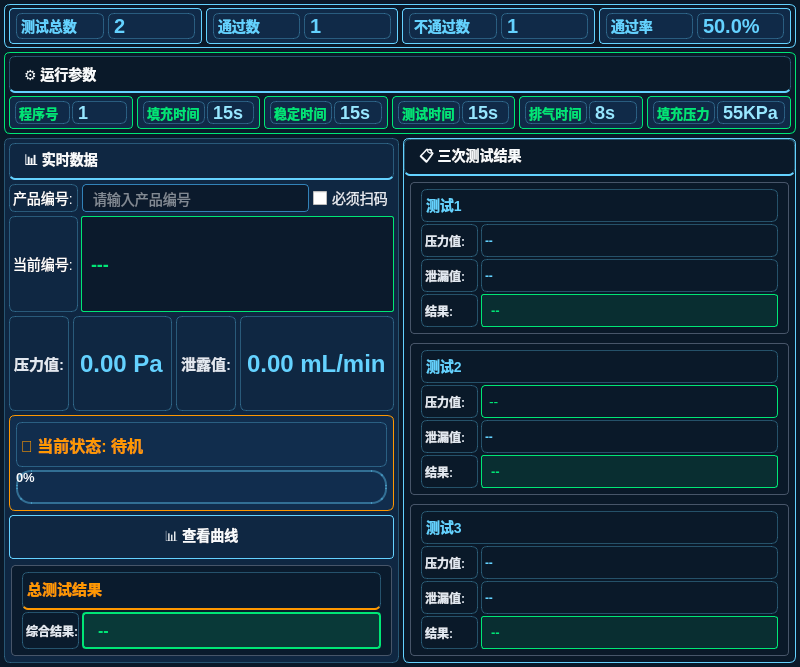
First picture: the form in multiProductAirTightness/realtimemonitor.ui, repository wangsuying123/multproductAir, before the edit.
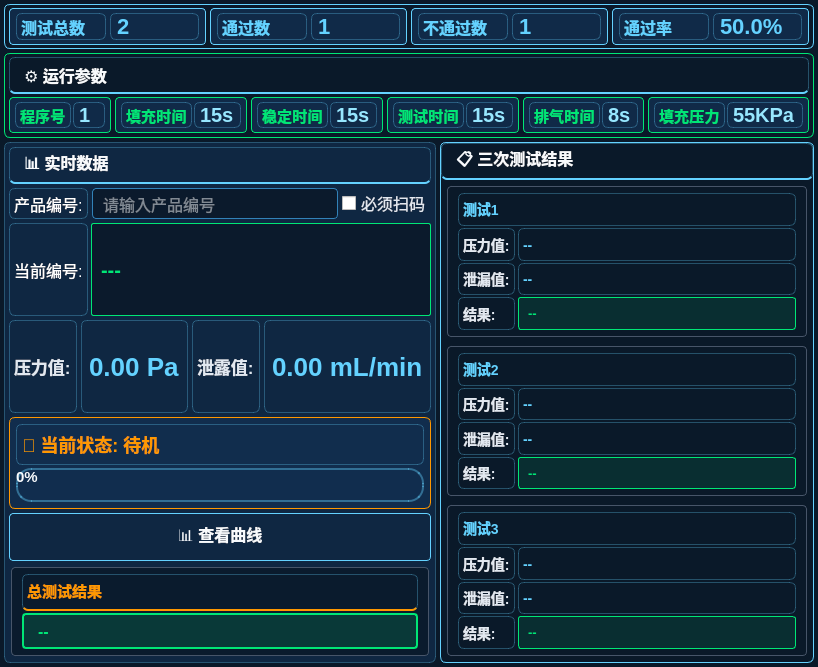
Second picture: the form after the edit.

What changed in the file:
```diff
--- a/multiProductAirTightness/realtimemonitor.ui
+++ b/multiProductAirTightness/realtimemonitor.ui
@@ -6,7 +6,7 @@
    <rect>
     <x>0</x>
     <y>0</y>
-    <width>800</width>
+    <width>818</width>
     <height>667</height>
    </rect>
   </property>
@@ -15,14 +15,14 @@
   </property>
   <property name="styleSheet">
    <string notr="true">QWidget#RealTimeMonitor {
-    background-color: #0a1929;
-    font-family: 'Segoe UI', 'Microsoft YaHei UI', 'Consolas', monospace;
-    font-size: 14px;
-    color: #e2e8f0;
+   background-color: #0a1929;
+   font-family: 'Segoe UI', 'Microsoft YaHei UI', 'Consolas', monospace;
+   font-size: 16px;
+   color: #e2e8f0;
 }
 
 QScrollArea {
-    background-color: transparent;
+   background-color: transparent;
 }
 
 QWidget#scrollAreaWidgetContents {
@@ -41,7 +41,7 @@
 }
 
 QLabel#systemTitle {
-    font-size: 24px;
+    font-size: 26px;
     font-weight: 700;
     letter-spacing: 1px;
     color: #64d2ff !important;
@@ -53,7 +53,7 @@
     background-color: #112d4e !important;
     border-radius: 4px !important;
     padding: 4px 10px !important;
-    font-size: 13px !important;
+    font-size: 15px !important;
     color: #f8fafc !important;
     font-weight: 600 !important;
     box-shadow: inset 0 0 6px rgba(100, 210, 255, 0.2), 0 2px 4px rgba(0, 0, 0, 0.3) !important;
@@ -90,7 +90,7 @@
     line-height: 28px !important;
     border-bottom: 2px solid #64d2ff;
     background: qlineargradient(135deg, #112d4e 0%, #1e5f74 100%);
-    font-size: 14px;
+    font-size: 16px;
     font-weight: 600;
     color: #f8fafc;
     text-shadow: 0 0 6px rgba(248, 250, 252, 0.3);
@@ -111,14 +111,14 @@
 }
 
 #paramLabel1, #paramLabel2, #paramLabel3, #paramLabel4, #paramLabel5, #paramLabel6, #paramLabel7 {
-    font-size: 13px;
+    font-size: 15px;
     color: #00e676;
     font-weight: 500;
     letter-spacing: 0.2px;
 }
 
 #paramValue1, #paramValue2, #paramValue3, #paramValue4, #paramValue5, #paramValue6, #paramValue7 {
-    font-size: 18px;
+    font-size: 20px;
     font-weight: 700;
     color: #97e7ff !important;
     text-shadow: 0 0 8px rgba(100, 210, 255, 0.6);
@@ -139,13 +139,13 @@
 }
 
 #resultLabel1, #resultLabel2, #resultLabel3, #resultLabel4 {
-    font-size: 14px;
+    font-size: 16px;
     color: #64d2ff;
     font-weight: 500;
 }
 
 #resultValue1, #resultValue2, #resultValue3, #resultValue4 {
-    font-size: 20px;
+    font-size: 22px;
     font-weight: 700;
     color: #64d2ff !important;
     text-shadow: 0 0 8px rgba(100, 210, 255, 0.6);
@@ -171,7 +171,7 @@
 }
 
 #statusText {
-    font-size: 16px;
+    font-size: 18px;
     font-weight: 600;
     color: #ff9800;
     text-align: center;
@@ -182,7 +182,7 @@
     border-radius: 15px;
     background-color: rgba(17, 45, 78, 0.95);
     border: 2px solid rgba(100, 210, 255, 0.4);
-    font-size: 13px;
+    font-size: 15px;
     font-weight: 700;
     color: #f8fafc;
     text-shadow: 0 0 8px rgba(100, 210, 255, 0.8);
@@ -208,7 +208,7 @@
 }
 
 #resultLabel5, #resultLabel6, #resultLabel7, #resultLabel8, #resultLabel9, #resultLabel10, #resultLabel11, #resultLabel12, #resultLabel13, #resultLabel14, #resultLabel15 {
-    font-size: 12px;
+    font-size: 14px;
     color: #e2e8f0;
     font-weight: 500;
     min-width: 45px;
@@ -216,8 +216,8 @@
     flex-shrink: 1;
 }
 
-#resultValue5, #resultValue6, #resultValue7, #resultValue9, #resultValue10, #resultValue11, #resultValue12, #resultValue13, #resultValue14 {
-    font-size: 12px;
+#resultValue5, #resultValue6, #resultValue7, #resultValue8, #resultValue9, #resultValue10, #resultValue11, #resultValue12, #resultValue13, #resultValue14 {
+    font-size: 14px;
     font-weight: 600;
     color: #64d2ff;
     min-width: 70px;
@@ -225,20 +225,8 @@
     flex-shrink: 1;
 }
 
-#resultValue8 {
-    font-size: 14px;
-    padding: 2px 4px;
-    border-radius: 4px;
-    background-color: rgba(10, 25, 41, 0.9);
-    border: 1px solid #00e676;
-    color: #00e676;
-    min-width: 35px;
-    text-align: center;
-    flex-shrink: 1;
-}
-
 #resultValue15 {
-    font-size: 14px;
+    font-size: 16px;
     padding: 2px 6px;
     border-radius: 4px;
     background-color: rgba(10, 25, 41, 0.9);
@@ -256,7 +244,7 @@
     border: 1px solid #64d2ff;
     border-radius: 4px;
     padding: 8px 14px;
-    font-size: 14px;
+    font-size: 16px;
     font-weight: 500;
 }
 
@@ -271,11 +259,11 @@
     border-radius: 4px;
     padding: 4px 8px;
     color: #f8fafc;
-    font-size: 14px;
+    font-size: 16px;
 }
 
 QCheckBox {
-    font-size: 14px;
+    font-size: 16px;
     color: #e2e8f0;
 }
 
@@ -298,14 +286,14 @@
 }
 
 #pressureValueLabel, #leakValueLabel {
-    font-size: 24px;
+    font-size: 26px;
     font-weight: 700;
     color: #64d2ff;
     text-shadow: 0 0 8px rgba(100, 210, 255, 0.5);
 }
 
 #pressureLabel, #leakLabel {
-    font-size: 15px;
+    font-size: 17px;
     font-weight: 500;
     color: #e2e8f0;
 }
@@ -318,18 +306,18 @@
     border-radius: 2px;
     padding: 0px 4px;
     color: #00e676;
-    font-size: 18px;
+    font-size: 20px;
     font-weight: 600;
     min-width: 150px;
 }
 
 #currentProductIdLabel {
-    font-size: 14px;
+    font-size: 16px;
     color: #ffffff;
 }
 
 #productIdLabel {
-    font-size: 14px;
+    font-size: 16px;
     color: #ffffff;
 }</string>
   </property>
@@ -872,7 +860,7 @@
             </property>
             <property name="minimumSize">
              <size>
-              <width>150</width>
+              <width>160</width>
               <height>0</height>
              </size>
             </property>
@@ -1006,13 +994,6 @@
              <property name="spacing">
               <number>3</number>
              </property>
-             <item>
-              <widget class="QLabel" name="resultLabel14">
-               <property name="text">
-                <string>综合结果:</string>
-               </property>
-              </widget>
-             </item>
              <item>
               <widget class="QLabel" name="resultValue14">
                <property name="styleSheet">
```
Left out of the diff: 6 changed lines with no effect on the pictures.
